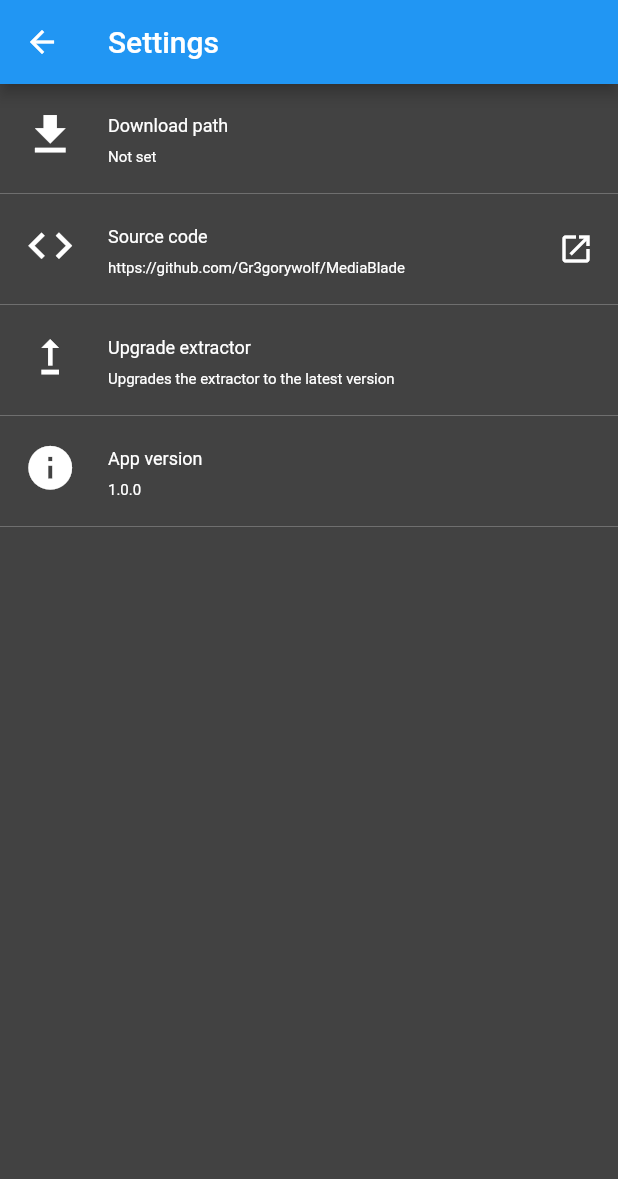
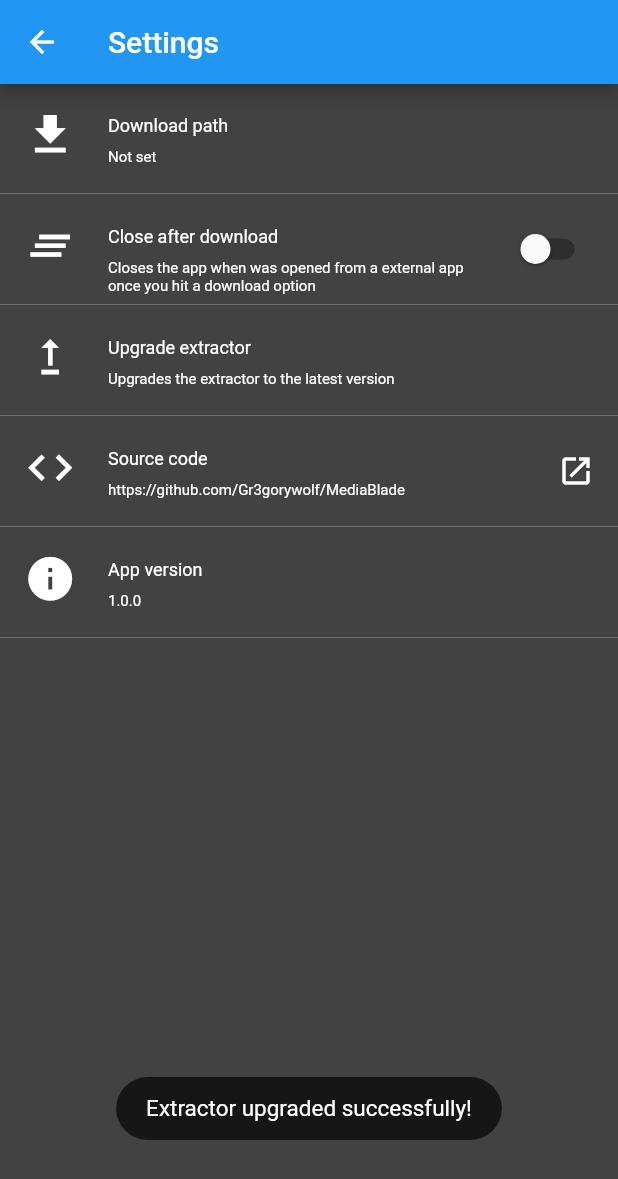
Before and after one commit to Gr3gorywolf/MediaBlade, a Flutter app: the SettingsPage screen opened directly, after a tap on "Upgrade extractor", on a phone screen of 412 x 824 dp. Shown: the top 1179 px of the screen. Run offline on Flutter 3.47's test engine with Material 2 defaults, Android fonts, the phone set to English and light mode, and no system bars; our stand-ins replace animate_do, gallery_saver, package_info_plus, permission_handler, shared_preferences, toast and 1 more; missing offline and left inert: filesystem_picker, flutter_downloader; accounts and stored records are empty.

```diff
--- a/lib/ui/pages/settings/settings_page.dart
+++ b/lib/ui/pages/settings/settings_page.dart
@@ -19,16 +19,21 @@ class _SettingsPageState extends State<SettingsPage> {
   var downloadUrl = "";
   var version = "";
   var isUpgrading = false;
+  var closeIfIntentEnabled = false;
 
   var titleTextStyle = TextStyle(color: Colors.white, fontSize: 12);
   var subTitleTextStyle = TextStyle(color: Colors.white, fontSize: 10);
   void init() async {
     var settedUrl =
         await SettingsHelper.getSetting(SettingKey.downloadPath) ?? "Not set";
+    var closeIfIntent =
+        await SettingsHelper.getSetting(SettingKey.closeIfIntent) == 'true' ??
+            false;
     PackageInfo packageInfo = await PackageInfo.fromPlatform();
     setState(() {
       version = packageInfo.version;
       downloadUrl = settedUrl;
+      closeIfIntentEnabled = closeIfIntent;
     });
   }
 
@@ -49,12 +54,23 @@ class _SettingsPageState extends State<SettingsPage> {
     });
     try {
       await YtdlHelper.upgradeYTDL();
+      Toast.show("Extractor upgraded successfully!",
+          duration: Toast.lengthLong, gravity: Toast.bottom);
     } catch (err) {
       Toast.show("Failed to upgrade the extractor",
           duration: Toast.lengthLong, gravity: Toast.bottom);
     }
     setState(() {
       isUpgrading = false;
+    });
+  }
+
+  void toggleCloseIfIntent() async {
+    var newVal = !closeIfIntentEnabled;
+    await SettingsHelper.setSetting(
+        SettingKey.closeIfIntent, newVal.toString());
+    setState(() {
+      closeIfIntentEnabled = newVal;
     });
   }
 
@@ -98,26 +114,24 @@ class _SettingsPageState extends State<SettingsPage> {
             ),
             ListTile(
               onTap: () {
-                launchUrl(
-                    Uri.parse("https://github.com/Gr3gorywolf/MediaBlade"));
+                selectNewPath();
               },
               leading: Icon(
-                Icons.code,
+                Icons.clear_all,
                 size: 35,
                 color: Colors.white,
               ),
               title: Text(
-                "Source code",
+                "Close after download",
                 style: titleTextStyle,
               ),
               subtitle: Text(
-                "https://github.com/Gr3gorywolf/MediaBlade",
+                "Closes the app when was opened from a external app once you hit a download option",
                 style: subTitleTextStyle,
               ),
-              trailing: Icon(
-                Icons.open_in_new,
-                color: Colors.white,
-              ),
+              trailing: Switch(
+                  value: closeIfIntentEnabled,
+                  onChanged: (newVal) => toggleCloseIfIntent()),
             ),
             Divider(
               height: 2,
@@ -148,6 +162,33 @@ class _SettingsPageState extends State<SettingsPage> {
               color: Colors.white24,
             ),
             ListTile(
+              onTap: () {
+                launchUrl(
+                    Uri.parse("https://github.com/Gr3gorywolf/MediaBlade"));
+              },
+              leading: Icon(
+                Icons.code,
+                size: 35,
+                color: Colors.white,
+              ),
+              title: Text(
+                "Source code",
+                style: titleTextStyle,
+              ),
+              subtitle: Text(
+                "https://github.com/Gr3gorywolf/MediaBlade",
+                style: subTitleTextStyle,
+              ),
+              trailing: Icon(
+                Icons.open_in_new,
+                color: Colors.white,
+              ),
+            ),
+            Divider(
+              height: 2,
+              color: Colors.white24,
+            ),
+            ListTile(
               leading: Icon(
                 Icons.info,
                 size: 35,
--- a/lib/ui/pages/splashscreen/splashscreen_page.dart
+++ b/lib/ui/pages/splashscreen/splashscreen_page.dart
@@ -39,9 +39,11 @@ class _SplashScreenPageState extends State<SplashScreenPage> {
     if (status.isPermanentlyDenied || status.isDenied) {
       Map<Permission, PermissionStatus> statuses = await [
         Permission.storage,
+        Permission.manageExternalStorage
       ].request();
-      var status = statuses[Permission.storage];
-      if (status != null && !status.isGranted) {
+      if (statuses[Permission.storage] == PermissionStatus.granted &&
+          statuses[Permission.manageExternalStorage] ==
+              PermissionStatus.granted) {
         return;
       }
     }
--- a/lib/utils/settings_helper.dart
+++ b/lib/utils/settings_helper.dart
@@ -1,14 +1,12 @@
 import 'dart:io';
 import 'package:shared_preferences/shared_preferences.dart';
 
-
- enum SettingKey {
-    downloadPath
-  }
+enum SettingKey { downloadPath, closeIfIntent }
 
 class SettingsHelper {
   static getSetting(SettingKey key) async {
     final prefs = await SharedPreferences.getInstance();
+    print(key.name);
     try {
       return prefs.getString("mblade-settings-${key.name}");
     } catch (err) {
@@ -16,9 +14,8 @@ class SettingsHelper {
     }
   }
 
-  static Future setSetting(SettingKey key,  String value) async {
+  static Future setSetting(SettingKey key, String value) async {
     final prefs = await SharedPreferences.getInstance();
     await prefs.setString("mblade-settings-${key.name}", value);
   }
-
 }
--- a/pubspec.yaml
+++ b/pubspec.yaml
@@ -34,6 +34,8 @@ dependencies:
   permission_handler: 10.2.0
   flutter_downloader: 1.8.4
   shared_preferences: 2.0.15
+  gallery_saver: ^2.3.2
+  video_player: 2.5.3
   filesystem_picker: ^3.1.0
   url_launcher: ^6.1.6
   package_info_plus: ^3.0.1
```
Also changed, not shown: lib/ui/dialogs/download_dialog.dart (+16 -6 lines), lib/ui/pages/main/main_page.dart (+7 -3 lines), lib/ui/pages/tools/tools_page.dart (added, +52 -0 lines), lib/ui/pages/whatsapp_status_extractor/whatsapp_status_extractor_page.dart (added, +134 -0 lines), lib/ui/widgets/video_preview.dart (added, +47 -0 lines), lib/utils/file_system_helper.dart (+12 -3 lines), pubspec.lock, 3 other files.
